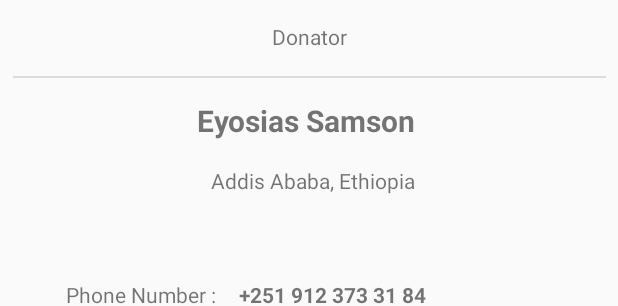
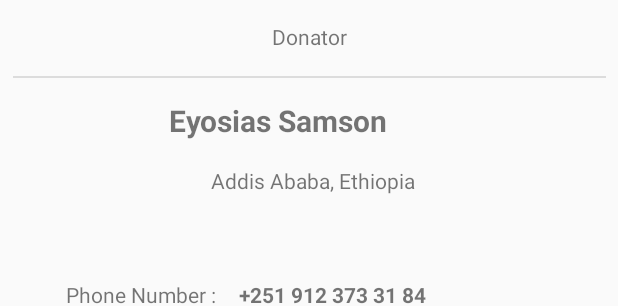
Before and after one commit to Eyosias5/Blood_For_My_People, an Android app: the layout profile_fragment.xml on its own in the app's theme, with its tools: preview values and no code run, on a phone screen of 412 x 824 dp. Shown: the part 224-530 px from the top of the screen. Run offline under Robolectric (Android 15) with nearby library versions, the phone set to English and light mode, and no system bars.

Commit message:
added profile by user id

```diff
--- a/app/src/main/java/com/teambloodformypeople/Constants.kt
+++ b/app/src/main/java/com/teambloodformypeople/Constants.kt
@@ -1,7 +1,7 @@
 package com.teambloodformypeople
 
 class Constants {
-    val baseUrl = "http://192.168.42.126:3434/api/"
+    val baseUrl = "http://192.168.43.242:3434/api/"
     val currentUser = "CURRENT_USER"
     val currentDonor = "CURRENT_DONOR"
     val currentRecepient = "CURRENT_RECEPIENT"
--- a/app/src/main/java/com/teambloodformypeople/data/UserDao.kt
+++ b/app/src/main/java/com/teambloodformypeople/data/UserDao.kt
@@ -5,12 +5,13 @@ import androidx.room.Dao
 import androidx.room.Insert
 import androidx.room.OnConflictStrategy
 import androidx.room.Query
-import com.teambloodformypeople.models.User
+import com.teambloodformypeople.data.models.User
+
 
 @Dao
 interface UserDao {
 
-    @Query("SELECT * from users ORDER BY user_id")
+    @Query("SELECT * from users ORDER BY userId")
     fun getAllUsers(): LiveData<List<User>>
 
 
--- a/app/src/main/java/com/teambloodformypeople/hospital/DonorList.kt
+++ b/app/src/main/java/com/teambloodformypeople/hospital/DonorList.kt
@@ -26,7 +26,7 @@ class DonorList : AppCompatActivity() {
         model = ViewModelProviders.of(this).get(DonorViewModel::class.java)
         val linearLayoutManager = LinearLayoutManager(this, RecyclerView.VERTICAL,false)
         donorRecyclerView.layoutManager = linearLayoutManager
-        if(connected()){
+//        if(connected()){
             var currentRecepientId = getSharedPreferences(Constants().currentUser,Context.MODE_PRIVATE).getInt(Constants().currentRecepient,0)
             if(currentRecepientId==0){
                 Toast.makeText(this@DonorList,"User is non-existent", Toast.LENGTH_SHORT).show()
@@ -39,7 +39,7 @@ class DonorList : AppCompatActivity() {
                     }
                 })
             }
-        }
+//        }
     }
     private fun connected():Boolean {
         val connectivityManager = getSystemService(Context.CONNECTIVITY_SERVICE) as ConnectivityManager
--- a/app/src/main/java/com/teambloodformypeople/hospital/Register.kt
+++ b/app/src/main/java/com/teambloodformypeople/hospital/Register.kt
@@ -35,8 +35,8 @@ class Register : AppCompatActivity() {
         registerButton.setOnClickListener {
             var username = usernameEditText.text.toString()
             var password = passwordEditText.text.toString()
-            val user = User(username,password,"donor")
-            if(connected()) {
+            val user = User(username,password,"Donor")
+//            if(connected()) {
                 userViewModel.insertUser(user)
                 userViewModel.insertResponse.observe(this, Observer {response->
                     response.body()?.run{
@@ -45,7 +45,7 @@ class Register : AppCompatActivity() {
                         }
                     }
                 })
-            }
+//            }
         }
         loginButton.setOnClickListener {
             login()
--- a/app/src/main/java/com/teambloodformypeople/network/DonorApiService.kt
+++ b/app/src/main/java/com/teambloodformypeople/network/DonorApiService.kt
@@ -17,7 +17,7 @@ interface DonorApiService {
     fun findDonors(): Deferred<Response<List<Donor>>>
     @GET("donors/{id}")
     fun findByDonorIdAsync(@Path("id") id: Int): Deferred<Response<Donor>>
-    @GET("donors/{user}")
+    @GET("byUser/{userId}")
     fun findByUserIdAsync(@Path("userId") id: Int): Deferred<Response<Donor>>
     @POST("donors")
     fun insertDonorAsync(@Body newDonor: Donor): Deferred<Response<Void>>
--- a/app/src/main/res/layout/profile_fragment.xml
+++ b/app/src/main/res/layout/profile_fragment.xml
@@ -8,10 +8,10 @@
             android:layout_width="match_parent"
             android:layout_height="match_parent">
         <TextView
-                android:text="    Eyosias Samson"
+                android:text="Eyosias Samson"
                 android:layout_width="187dp"
                 android:layout_height="31dp"
-                android:id="@+id/textView" app:layout_constraintStart_toStartOf="parent"
+                android:id="@+id/name_tv" app:layout_constraintStart_toStartOf="parent"
                 android:layout_marginStart="8dp"
                 app:layout_constraintEnd_toEndOf="parent" android:layout_marginEnd="8dp"
                 android:layout_marginTop="216dp" android:textSize="20sp" android:textStyle="bold"
@@ -20,7 +20,7 @@
                 android:text="+251 912 373 31 84"
                 android:layout_width="wrap_content"
                 android:layout_height="wrap_content"
-                android:id="@+id/textView2"
+                android:id="@+id/phone_tv"
                 android:textStyle="bold"
                 android:layout_marginTop="336dp"
                 app:layout_constraintTop_toTopOf="parent" app:layout_constraintStart_toEndOf="@+id/textView12"
@@ -46,7 +46,7 @@
                 android:text="eyosiassamson5@gmail.com"
                 android:layout_width="186dp"
                 android:layout_height="23dp"
-                android:id="@+id/textView14"
+                android:id="@+id/email_tv"
                 android:textStyle="bold"
                 android:layout_marginTop="372dp" app:layout_constraintTop_toTopOf="parent"
                 app:layout_constraintStart_toEndOf="@+id/textView15" android:layout_marginStart="20dp"
```
Also changed, not shown: app/src/main/java/com/teambloodformypeople/ProfileFragment.kt (+40 -6 lines), app/src/main/java/com/teambloodformypeople/hospital/Login.kt (+17 -9 lines).
